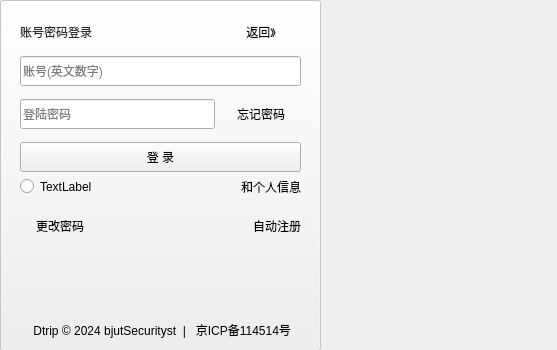
The window that login.ui (bjutSecurityst/Dtrip) describes before a commit, drawn with Qt 5.
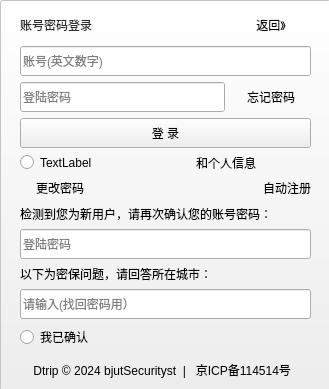
The same window after the commit.

```diff
--- a/login.ui
+++ b/login.ui
@@ -6,8 +6,8 @@
    <rect>
     <x>0</x>
     <y>0</y>
-    <width>557</width>
-    <height>350</height>
+    <width>329</width>
+    <height>389</height>
    </rect>
   </property>
   <property name="windowTitle">
@@ -18,11 +18,11 @@
     <rect>
      <x>20</x>
      <y>10</y>
-     <width>281</width>
-     <height>301</height>
+     <width>291</width>
+     <height>351</height>
     </rect>
    </property>
-   <layout class="QVBoxLayout" name="verticalLayout" stretch="0,0,0,0,0,0,0,3,0,0,2,0,0,0">
+   <layout class="QVBoxLayout" name="verticalLayout" stretch="0,0,0,0,0,0,0,3,0,0,2,0,0,0,0,0,0,0">
     <item>
      <spacer name="verticalSpacer_7">
       <property name="orientation">
@@ -136,6 +136,9 @@
         <property name="styleSheet">
          <string notr="true">font: 12pt &quot;Microsoft YaHei UI&quot;;</string>
         </property>
+        <property name="echoMode">
+         <enum>QLineEdit::EchoMode::Password</enum>
+        </property>
         <property name="placeholderText">
          <string>登陆密码</string>
         </property>
@@ -235,6 +238,12 @@
       </item>
       <item>
        <widget class="QLabel" name="label_6">
+        <property name="minimumSize">
+         <size>
+          <width>115</width>
+          <height>0</height>
+         </size>
+        </property>
         <property name="text">
          <string>和个人信息</string>
         </property>
@@ -318,21 +327,81 @@
      </spacer>
     </item>
     <item>
-     <layout class="QHBoxLayout" name="horizontalLayout_4">
-      <item>
-       <widget class="QLabel" name="label_2">
-        <property name="minimumSize">
-         <size>
-          <width>0</width>
-          <height>30</height>
-         </size>
-        </property>
-        <property name="text">
-         <string/>
-        </property>
-       </widget>
-      </item>
-     </layout>
+     <widget class="QLabel" name="label_2">
+      <property name="minimumSize">
+       <size>
+        <width>0</width>
+        <height>0</height>
+       </size>
+      </property>
+      <property name="text">
+       <string>检测到您为新用户，请再次确认您的账号密码：</string>
+      </property>
+      <property name="wordWrap">
+       <bool>true</bool>
+      </property>
+     </widget>
+    </item>
+    <item>
+     <widget class="QLineEdit" name="lineEdit_3">
+      <property name="minimumSize">
+       <size>
+        <width>0</width>
+        <height>30</height>
+       </size>
+      </property>
+      <property name="maximumSize">
+       <size>
+        <width>16777215</width>
+        <height>30</height>
+       </size>
+      </property>
+      <property name="styleSheet">
+       <string notr="true">font: 12pt &quot;Microsoft YaHei UI&quot;;</string>
+      </property>
+      <property name="echoMode">
+       <enum>QLineEdit::EchoMode::Password</enum>
+      </property>
+      <property name="placeholderText">
+       <string>登陆密码</string>
+      </property>
+     </widget>
+    </item>
+    <item>
+     <widget class="QLabel" name="label_7">
+      <property name="text">
+       <string>以下为密保问题，请回答所在城市：</string>
+      </property>
+     </widget>
+    </item>
+    <item>
+     <widget class="QLineEdit" name="lineEdit_4">
+      <property name="minimumSize">
+       <size>
+        <width>0</width>
+        <height>30</height>
+       </size>
+      </property>
+      <property name="maximumSize">
+       <size>
+        <width>16777215</width>
+        <height>30</height>
+       </size>
+      </property>
+      <property name="styleSheet">
+       <string notr="true">font: 12pt &quot;Microsoft YaHei UI&quot;;</string>
+      </property>
+      <property name="placeholderText">
+       <string>请输入(找回密码用）</string>
+      </property>
+     </widget>
+    </item>
+    <item>
+     <widget class="QRadioButton" name="radioButton_2">
+      <property name="text">
+       <string>我已确认</string>
+      </property>
+     </widget>
     </item>
     <item>
      <spacer name="verticalSpacer">
@@ -357,8 +426,8 @@
     <rect>
      <x>0</x>
      <y>0</y>
-     <width>321</width>
-     <height>351</height>
+     <width>331</width>
+     <height>391</height>
     </rect>
    </property>
    <property name="text">
@@ -372,7 +441,7 @@
    <property name="geometry">
     <rect>
      <x>20</x>
-     <y>320</y>
+     <y>360</y>
      <width>291</width>
      <height>20</height>
     </rect>
```
